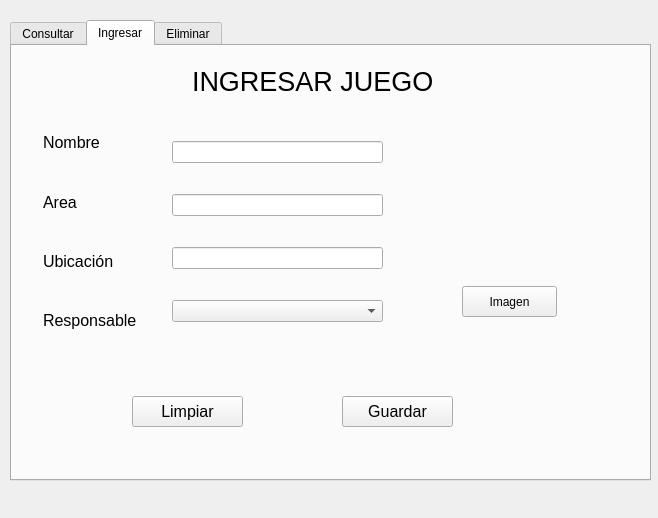
Qt form Ventanas/juego.ui (jjjohncedeno/P.AJA) before a commit.
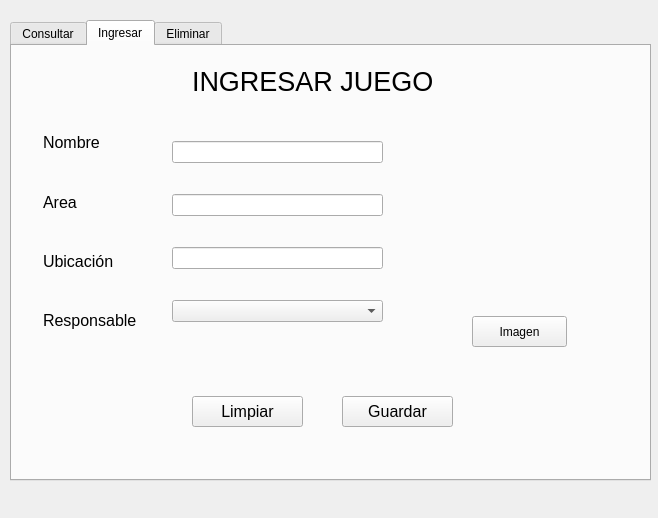
The same form after that commit.

Patch:
```diff
--- a/Ventanas/juego.ui
+++ b/Ventanas/juego.ui
@@ -182,7 +182,7 @@
      <widget class="QPushButton" name="btnLimpiar">
       <property name="geometry">
        <rect>
-        <x>120</x>
+        <x>180</x>
         <y>350</y>
         <width>111</width>
         <height>31</height>
@@ -302,7 +302,7 @@
         <x>380</x>
         <y>70</y>
         <width>241</width>
-        <height>151</height>
+        <height>191</height>
        </rect>
       </property>
       <property name="text">
@@ -315,8 +315,8 @@
      <widget class="QPushButton" name="btnImagen">
       <property name="geometry">
        <rect>
-        <x>450</x>
-        <y>240</y>
+        <x>460</x>
+        <y>270</y>
         <width>95</width>
         <height>31</height>
        </rect>
```
